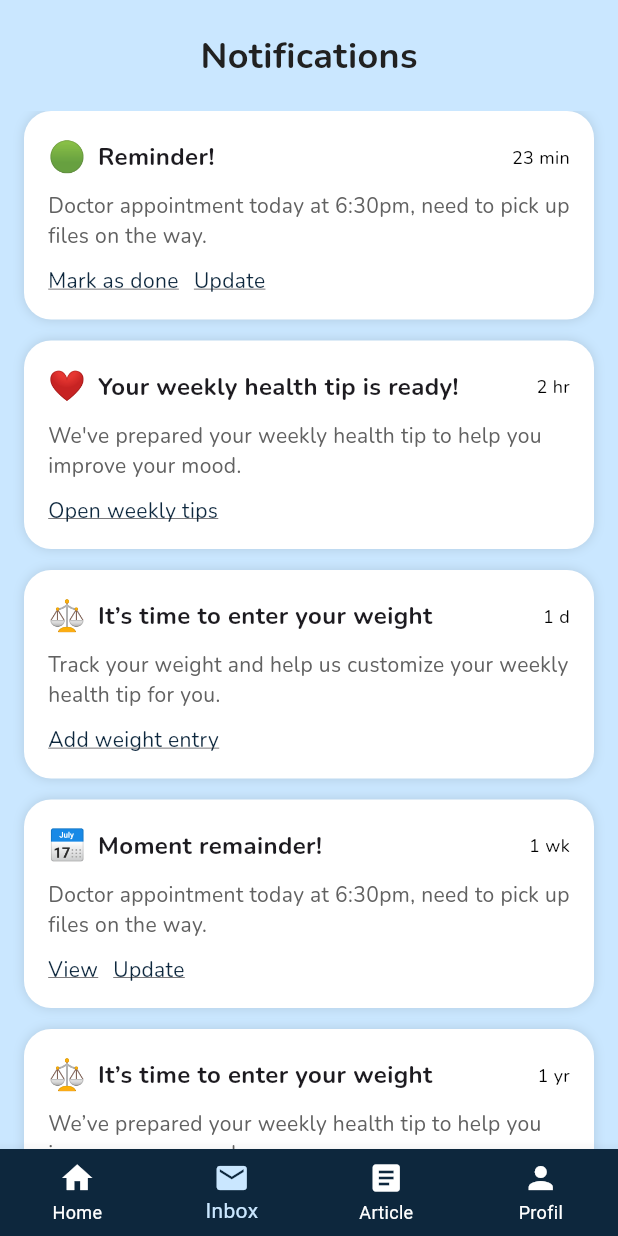
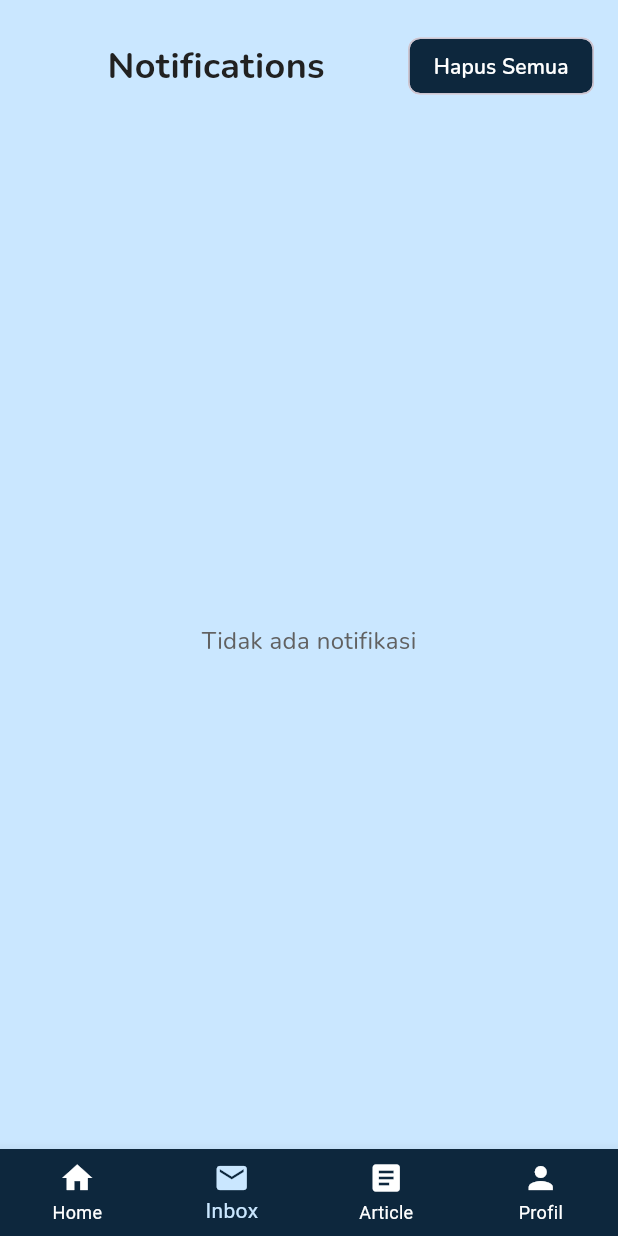
Before and after one commit to SherlyYap/Blubub-health-WellBeing, a Flutter app: the NotificationsPage screen opened directly, on a phone screen of 412 x 824 dp. Run offline on Flutter 3.47's test engine with Material 3 defaults, Android fonts, the light colour scheme and no system bars; drawn by our look-alikes of overlay_support; our stand-ins replace fl_chart, flutter_chat_types, flutter_chat_ui, google_fonts, just_audio, percent_indicator and 5 more; accounts and stored records are empty.

Commit message:
Update notification.dart

```diff
--- a/lib/consultation/notification.dart
+++ b/lib/consultation/notification.dart
@@ -5,8 +5,32 @@ import 'package:project/artikel.dart';
 import 'package:project/main_page.dart';
 import 'package:project/consultation/notification_data.dart';
 
-class NotificationsPage extends StatelessWidget {
+class NotificationsPage extends StatefulWidget {
   const NotificationsPage({super.key});
+
+  @override
+  State<NotificationsPage> createState() => _NotificationsPageState();
+}
+
+class _NotificationsPageState extends State<NotificationsPage> {
+  @override
+  void initState() {
+    super.initState();
+    loadNotifications().then((_) {
+      setState(() {});
+    });
+  }
+
+  Future<void> _clearAllNotifications() async {
+    await clearNotifications();
+    setState(() {});
+    ScaffoldMessenger.of(context).showSnackBar(
+      const SnackBar(
+        content: Text('Semua notifikasi telah dihapus'),
+        duration: Duration(seconds: 2),
+      ),
+    );
+  }
 
   @override
   Widget build(BuildContext context) {
@@ -18,6 +42,10 @@ class NotificationsPage extends StatelessWidget {
         child: Column(
           children: [
             const SizedBox(height: 20),
+            Row(
+              mainAxisAlignment: MainAxisAlignment.spaceBetween,
+              children: [
+                const SizedBox(width: 16),
                 Text(
                   'Notifications',
                   style: GoogleFonts.nunito(
@@ -26,9 +54,36 @@ class NotificationsPage extends StatelessWidget {
                     color: Colors.grey[900],
                   ),
                 ),
+                // 🟩 Chip untuk menghapus semua notifikasi
+                Padding(
+                  padding: const EdgeInsets.only(right: 16),
+                  child: ActionChip(
+                    label: Text(
+                      "Hapus Semua",
+                      style: GoogleFonts.nunito(
+                        color: Colors.white,
+                        fontWeight: FontWeight.w600,
+                      ),
+                    ),
+                    backgroundColor: const Color(0xff0D273D),
+                    onPressed: _clearAllNotifications,
+                  ),
+                ),
+              ],
+            ),
             const SizedBox(height: 20),
             Expanded(
-              child: ListView(
+              child: customNotifications.isEmpty
+                  ? Center(
+                      child: Text(
+                        'Tidak ada notifikasi',
+                        style: GoogleFonts.nunito(
+                          color: Colors.grey[700],
+                          fontSize: 16,
+                        ),
+                      ),
+                    )
+                  : ListView(
                       padding: const EdgeInsets.symmetric(horizontal: 16),
                       children: [
                         for (var notif in customNotifications)
@@ -36,50 +91,8 @@ class NotificationsPage extends StatelessWidget {
                             emoji: notif['emoji'] ?? '🔔',
                             title: notif['title'] ?? '',
                             time: notif['time'] ?? '',
-                      description: notif['description'] ?? '',
-                      action1: notif['action1'] ?? '',
-                    ),
-                  const NotificationCard(
-                    emoji: "🟢",
-                    title: "Reminder!",
-                    time: "23 min",
-                    description:
-                        "Doctor appointment today at 6:30pm, need to pick up files on the way.",
-                    action1: "Mark as done",
-                    action2: "Update",
-                  ),
-                  const NotificationCard(
-                    emoji: "❤️",
-                    title: "Your weekly health tip is ready!",
-                    time: "2 hr",
-                    description:
-                        "We've prepared your weekly health tip to help you improve your mood.",
-                    action1: "Open weekly tips",
-                  ),
-                  const NotificationCard(
-                    emoji: "⚖️",
-                    title: "It’s time to enter your weight",
-                    time: "1 d",
-                    description:
-                        "Track your weight and help us customize your weekly health tip for you.",
-                    action1: "Add weight entry",
-                  ),
-                  const NotificationCard(
-                    emoji: "📅",
-                    title: "Moment remainder!",
-                    time: "1 wk",
-                    description:
-                        "Doctor appointment today at 6:30pm, need to pick up files on the way.",
-                    action1: "View",
-                    action2: "Update",
-                  ),
-                  const NotificationCard(
-                    emoji: "⚖️",
-                    title: "It’s time to enter your weight",
-                    time: "1 yr",
-                    description:
-                        "We’ve prepared your weekly health tip to help you improve your mood.",
-                    action1: "Add weight entry",
+                            description: notif['message'] ?? '',
+                            action1: "Lihat Detail",
                           ),
                       ],
                     ),
```
Lines whose indentation alone changed are shown as unchanged.
